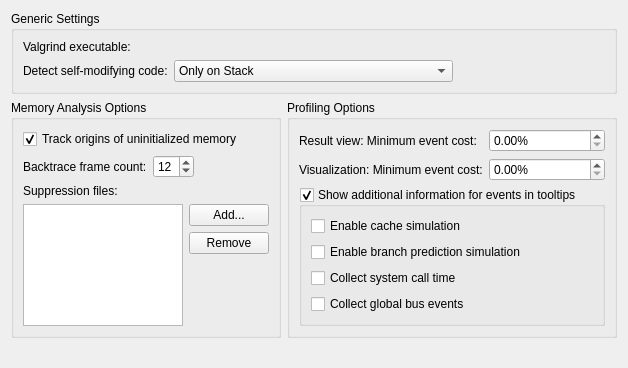
qt-creator/qt-creator, file src/plugins/valgrind/valgrindconfigwidget.ui: the form before one commit.
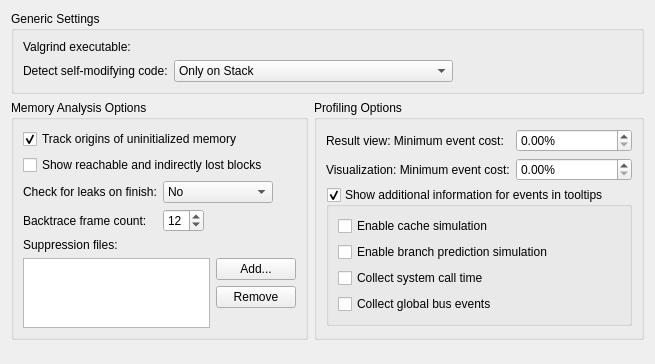
The form after the commit. Custom widgets are drawn as their Qt base class.

Commit message: Valgrind: Memcheck: Add gui options for --show-origins and --leak-check

Patch:
```diff
--- a/src/plugins/valgrind/valgrindconfigwidget.ui
+++ b/src/plugins/valgrind/valgrindconfigwidget.ui
@@ -6,8 +6,8 @@
    <rect>
     <x>0</x>
     <y>0</y>
-    <width>628</width>
-    <height>368</height>
+    <width>655</width>
+    <height>364</height>
    </rect>
   </property>
   <layout class="QGridLayout" name="gridLayout">
@@ -259,11 +259,71 @@
      <property name="title">
       <string>Memory Analysis Options</string>
      </property>
-     <layout class="QFormLayout" name="formLayout_4">
-      <property name="fieldGrowthPolicy">
-       <enum>QFormLayout::ExpandingFieldsGrow</enum>
-      </property>
+     <layout class="QFormLayout" name="formLayout">
+      <item row="0" column="0" colspan="2">
+       <widget class="QCheckBox" name="trackOrigins">
+        <property name="text">
+         <string>Track origins of uninitialized memory</string>
+        </property>
+        <property name="checked">
+         <bool>true</bool>
+        </property>
+       </widget>
+      </item>
+      <item row="1" column="0" colspan="2">
+       <widget class="QCheckBox" name="showReachable">
+        <property name="text">
+         <string>Show reachable and indirectly lost blocks</string>
+        </property>
+       </widget>
+      </item>
       <item row="2" column="0">
+       <widget class="QLabel" name="leakCheckOnFinishLabel">
+        <property name="text">
+         <string>Check for leaks on finish:</string>
+        </property>
+       </widget>
+      </item>
+      <item row="2" column="1">
+       <layout class="QHBoxLayout" name="horizontalLayout_3">
+        <item>
+         <widget class="QComboBox" name="leakCheckOnFinish">
+          <property name="currentIndex">
+           <number>0</number>
+          </property>
+          <item>
+           <property name="text">
+            <string>No</string>
+           </property>
+          </item>
+          <item>
+           <property name="text">
+            <string>Summary Only</string>
+           </property>
+          </item>
+          <item>
+           <property name="text">
+            <string>Full</string>
+           </property>
+          </item>
+         </widget>
+        </item>
+        <item>
+         <spacer name="horizontalSpacer_2">
+          <property name="orientation">
+           <enum>Qt::Horizontal</enum>
+          </property>
+          <property name="sizeHint" stdset="0">
+           <size>
+            <width>40</width>
+            <height>20</height>
+           </size>
+          </property>
+         </spacer>
+        </item>
+       </layout>
+      </item>
+      <item row="3" column="0">
        <widget class="QLabel" name="numCallersLabel">
         <property name="text">
          <string>Backtrace frame count:</string>
@@ -273,7 +333,37 @@
         </property>
        </widget>
       </item>
-      <item row="3" column="0">
+      <item row="3" column="1">
+       <layout class="QHBoxLayout" name="horizontalLayout_4">
+        <item>
+         <widget class="QSpinBox" name="numCallers">
+          <property name="minimum">
+           <number>5</number>
+          </property>
+          <property name="maximum">
+           <number>50</number>
+          </property>
+          <property name="value">
+           <number>12</number>
+          </property>
+         </widget>
+        </item>
+        <item>
+         <spacer name="horizontalSpacer_3">
+          <property name="orientation">
+           <enum>Qt::Horizontal</enum>
+          </property>
+          <property name="sizeHint" stdset="0">
+           <size>
+            <width>40</width>
+            <height>20</height>
+           </size>
+          </property>
+         </spacer>
+        </item>
+       </layout>
+      </item>
+      <item row="4" column="0">
        <widget class="QLabel" name="label">
         <property name="text">
          <string>Suppression files:</string>
@@ -283,7 +373,7 @@
         </property>
        </widget>
       </item>
-      <item row="4" column="0" colspan="2">
+      <item row="5" column="0" colspan="2">
        <layout class="QHBoxLayout" name="horizontalLayout">
         <item>
          <widget class="QListView" name="suppressionList">
@@ -334,29 +424,6 @@
         </item>
        </layout>
       </item>
-      <item row="2" column="1">
-       <widget class="QSpinBox" name="numCallers">
-        <property name="minimum">
-         <number>5</number>
-        </property>
-        <property name="maximum">
-         <number>50</number>
-        </property>
-        <property name="value">
-         <number>12</number>
-        </property>
-       </widget>
-      </item>
-      <item row="1" column="0" colspan="2">
-       <widget class="QCheckBox" name="trackOrigins">
-        <property name="text">
-         <string>Track origins of uninitialized memory</string>
-        </property>
-        <property name="checked">
-         <bool>true</bool>
-        </property>
-       </widget>
-      </item>
      </layout>
     </widget>
    </item>
```
The commit also changes 4 other files.
